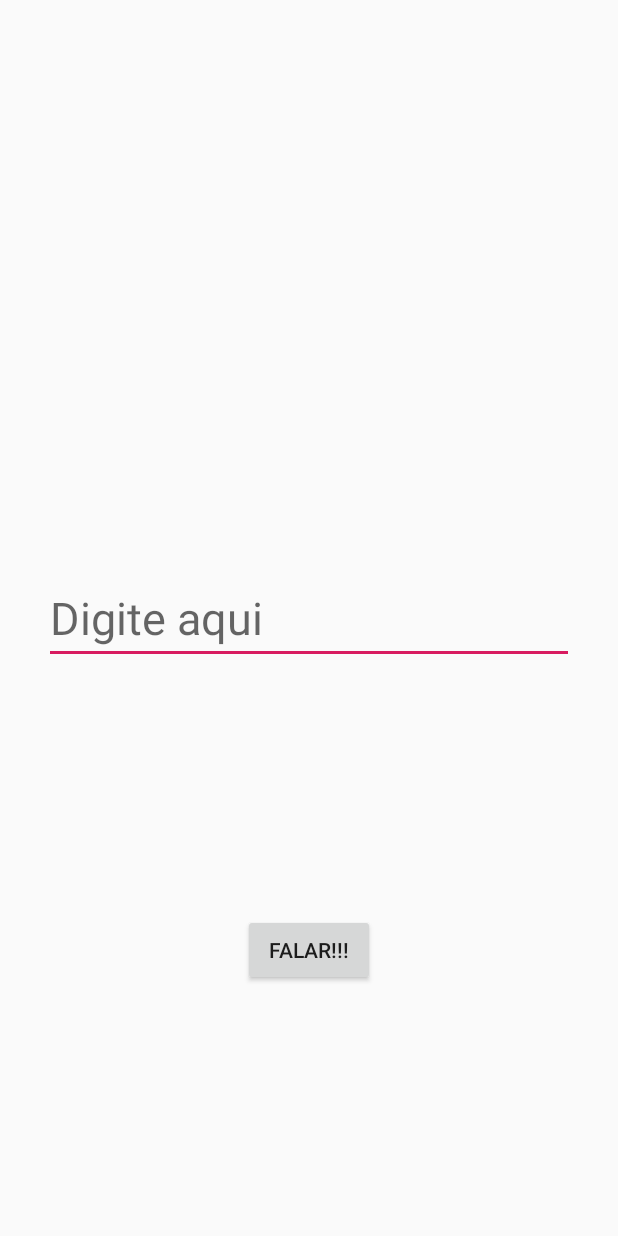
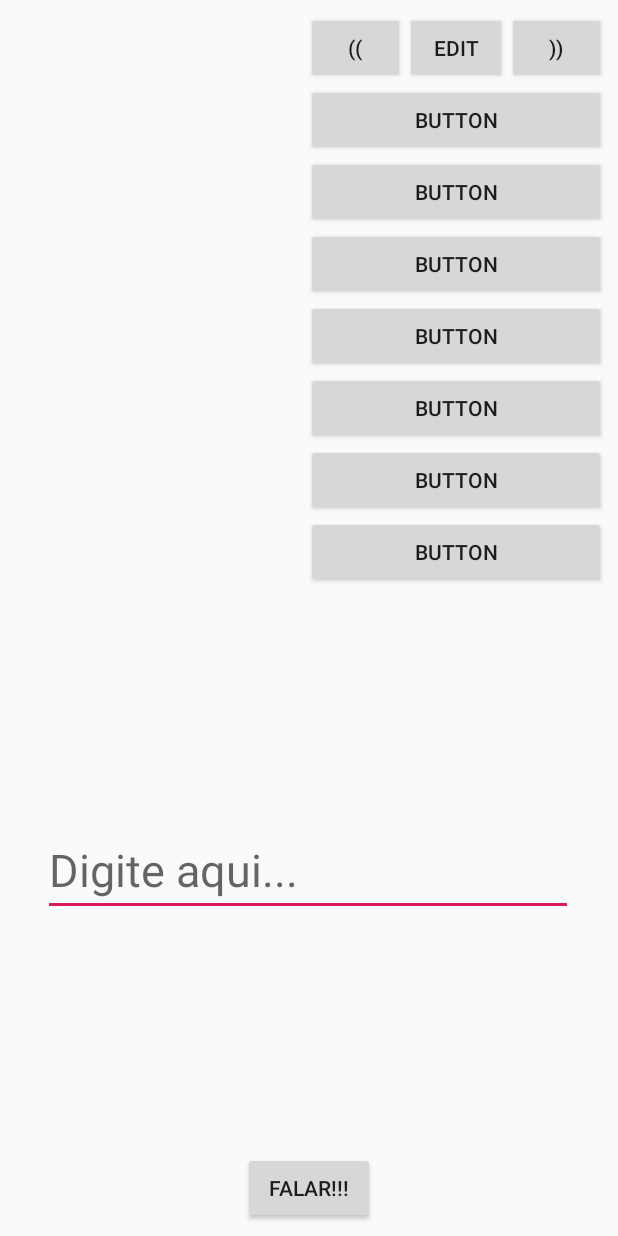
Before and after one commit to bolaabcd/META2, an Android app: the screen it shows after launch (MainActivity), on a phone screen of 412 x 824 dp. Run offline under Robolectric (Android 15) with nearby library versions, the phone set to English and light mode, and no system bars.

Commit message:
ADICIONADA TROCAS DE TELA!!!!

```diff
--- a/app/src/main/java/com/example/myapplicationfalas2/MainActivity.java
+++ b/app/src/main/java/com/example/myapplicationfalas2/MainActivity.java
@@ -10,10 +10,12 @@ import com.google.android.material.snackbar.Snackbar;
 import androidx.appcompat.app.AppCompatActivity;
 import androidx.appcompat.widget.Toolbar;
 
+import android.provider.MediaStore;
 import android.speech.tts.TextToSpeech;
 import android.speech.tts.UtteranceProgressListener;
 import android.view.Gravity;
 import android.view.KeyEvent;
+import android.view.LayoutInflater;
 import android.widget.Button;
 import android.widget.TextView;
 
@@ -41,12 +43,37 @@ public class MainActivity extends AppCompatActivity{
     TextView entrada;
     int tempo;
     MediaPlayer somSaiu;
+    TextView mensagens;
+    Button voltar;
+    Button falabotao;
+    Button editar;
+
+
     @Override
     protected void onCreate(Bundle savedInstanceState) {
+        final MediaPlayer somPerg = MediaPlayer.create(this, R.raw.notification);
         super.onCreate(savedInstanceState);
-        setContentView(R.layout.activity_main);
-        Button falabotao = findViewById(R.id.Fala);
-        entrada = findViewById(R.id.Entrada);
+        totela1(somPerg);
+
+
+        /*try{
+
+        }
+        catch (Exception e){
+            entrada.setText("ERRO: "+e.toString());
+        }*/
+
+        /*
+        setContentView(R.layout.configurator);
+        Button voltar= findViewById(R.id.button13);
+        setContentView(R.layout.activity_main);*/
+
+        //Button voltar = paginaconfiguradora.findViewById(R.id.button13);
+        //mensagens=paginaconfiguradora.findViewById(R.id.textView);
+
+
+
+        /*
         falador = new TextToSpeech(MainActivity.this, new TextToSpeech.OnInitListener() {
             @Override
             public void onInit(int i) {
@@ -85,21 +112,15 @@ public class MainActivity extends AppCompatActivity{
             }
 
         });
-        final MediaPlayer somPerg = MediaPlayer.create(this, R.raw.notification);
-        falabotao.setOnClickListener(new View.OnClickListener(){
-            @Override
-            public void onClick(View view){
-                String oque = entrada.getText().toString();
-                if(!perguntas.contains(oque)){
-                    somPerg.start();
-                    perguntas.add(oque);
-                } else {
-                    Toast.makeText(getApplicationContext(),"Essa mensagem já foi enviada", Toast.LENGTH_SHORT).show();
 
-                }
 
-            }
-        });
+
+
+
+
+
+
+*/
     }
     @Override
     public boolean onKeyDown(int keyCode, KeyEvent event) {//sucodeuvaa
@@ -121,10 +142,47 @@ public class MainActivity extends AppCompatActivity{
             falador.speak(perg, TextToSpeech.QUEUE_FLUSH, map);
 
         }
+    }
+
+    public void totela2(final MediaPlayer sperg){
+        setContentView(R.layout.configurator);
+        voltar=findViewById(R.id.button13);
+        voltar.setOnClickListener(new View.OnClickListener(){
+            @Override
+            public void onClick(View view){
+                totela1(sperg);
+            }
+        });
+    }
+    public void totela1(final MediaPlayer sperg){
+        setContentView(R.layout.activity_main);
+        falabotao = findViewById(R.id.Fala);
+        editar = findViewById(R.id.button10);
+        entrada = findViewById(R.id.Entrada);
+        falabotao.setOnClickListener(new View.OnClickListener(){
+            @Override
+            public void onClick(View view){
+                String oque = entrada.getText().toString();
+                if(!perguntas.contains(oque)){
+                    sperg.start();
+                    perguntas.add(oque);
+                } else {
+                    Toast.makeText(getApplicationContext(),"Essa mensagem já foi enviada", Toast.LENGTH_SHORT).show();
+
+                }
+
+            }
+        });
+        editar.setOnClickListener(new View.OnClickListener(){
+            @Override
+            public void onClick(View view){
+                totela2(sperg);
+            }
+        });
+    }
 
 
 
-    }
     @Override
     protected void onPause() {
         if(falador!=null){
@@ -146,4 +204,5 @@ public class MainActivity extends AppCompatActivity{
         tempo=0;
         super.onResume();
     }
+
 }
--- a/app/src/main/res/layout/content_main.xml
+++ b/app/src/main/res/layout/content_main.xml
@@ -14,15 +14,13 @@
         android:layout_height="wrap_content"
         android:layout_marginStart="8dp"
         android:layout_marginLeft="8dp"
-        android:layout_marginTop="8dp"
         android:layout_marginEnd="8dp"
         android:layout_marginRight="8dp"
         android:layout_marginBottom="8dp"
         android:text="FALAR!!!"
         app:layout_constraintBottom_toBottomOf="parent"
         app:layout_constraintEnd_toEndOf="parent"
-        app:layout_constraintStart_toStartOf="parent"
-        app:layout_constraintTop_toBottomOf="@+id/Entrada" />
+        app:layout_constraintStart_toStartOf="parent" />
 
     <EditText
         android:id="@+id/Entrada"
@@ -34,13 +32,97 @@
         android:layout_marginEnd="8dp"
         android:layout_marginRight="8dp"
         android:layout_marginBottom="8dp"
+        android:editable="true"
         android:ems="10"
-        android:hint="Digite aqui"
-        android:inputType="textPersonName"
+        android:gravity="start|top"
+        android:hint="Digite aqui..."
+        android:inputType="textMultiLine"
+        android:scrollbarSize="4dp"
         android:textSize="30sp"
-        app:layout_constraintBottom_toBottomOf="parent"
+        android:verticalScrollbarPosition="defaultPosition"
+        app:layout_constraintBottom_toTopOf="@+id/Fala"
         app:layout_constraintEnd_toEndOf="parent"
+        app:layout_constraintHorizontal_bias="0.486"
         app:layout_constraintStart_toStartOf="parent"
-        app:layout_constraintTop_toTopOf="parent" />
+        app:layout_constraintTop_toBottomOf="@+id/linearLayout" />
+
+    <LinearLayout
+        android:id="@+id/linearLayout"
+        android:layout_width="200dp"
+        android:layout_height="wrap_content"
+        android:layout_marginTop="8dp"
+        android:layout_marginEnd="8dp"
+        android:layout_marginRight="8dp"
+        android:orientation="vertical"
+        app:layout_constraintEnd_toEndOf="parent"
+        app:layout_constraintTop_toTopOf="parent">
+
+        <LinearLayout
+            android:layout_width="match_parent"
+            android:layout_height="match_parent"
+            android:orientation="horizontal">
+
+            <Button
+                android:id="@+id/button9"
+                android:layout_width="66dp"
+                android:layout_height="wrap_content"
+                android:text="((" />
+
+            <Button
+                android:id="@+id/button10"
+                android:layout_width="66dp"
+                android:layout_height="wrap_content"
+                android:layout_weight="1"
+                android:text="EDIT" />
+
+            <Button
+                android:id="@+id/button8"
+                android:layout_width="66dp"
+                android:layout_height="match_parent"
+                android:text="))" />
+        </LinearLayout>
+
+        <Button
+            android:id="@+id/button"
+            android:layout_width="match_parent"
+            android:layout_height="wrap_content"
+            android:text="Button" />
+
+        <Button
+            android:id="@+id/button2"
+            android:layout_width="match_parent"
+            android:layout_height="wrap_content"
+            android:text="Button" />
+
+        <Button
+            android:id="@+id/button3"
+            android:layout_width="match_parent"
+            android:layout_height="wrap_content"
+            android:text="Button" />
+
+        <Button
+            android:id="@+id/button4"
+            android:layout_width="match_parent"
+            android:layout_height="wrap_content"
+            android:text="Button" />
+
+        <Button
+            android:id="@+id/button5"
+            android:layout_width="match_parent"
+            android:layout_height="wrap_content"
+            android:text="Button" />
+
+        <Button
+            android:id="@+id/button6"
+            android:layout_width="match_parent"
+            android:layout_height="wrap_content"
+            android:text="Button" />
+
+        <Button
+            android:id="@+id/button7"
+            android:layout_width="match_parent"
+            android:layout_height="wrap_content"
+            android:text="Button" />
+    </LinearLayout>
 
 </androidx.constraintlayout.widget.ConstraintLayout>
```
Also changed, not shown: app/src/main/res/layout/configurator.xml (added, +499 -0 lines).
